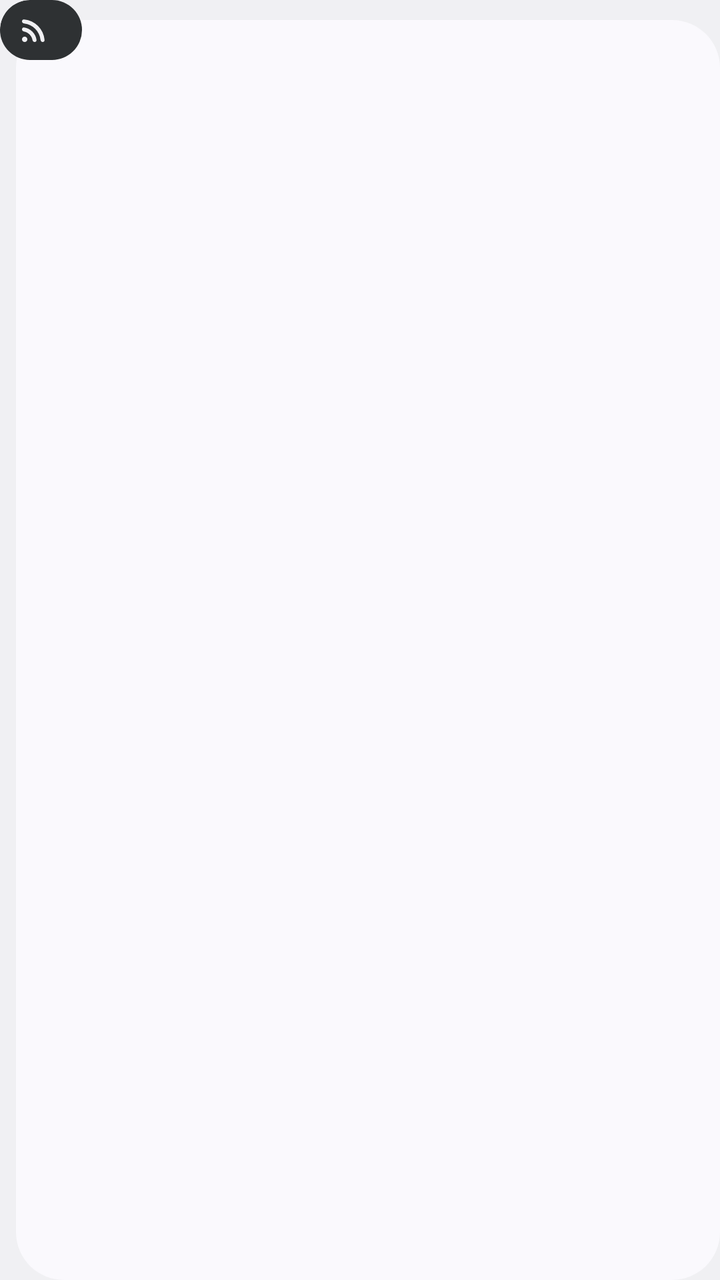
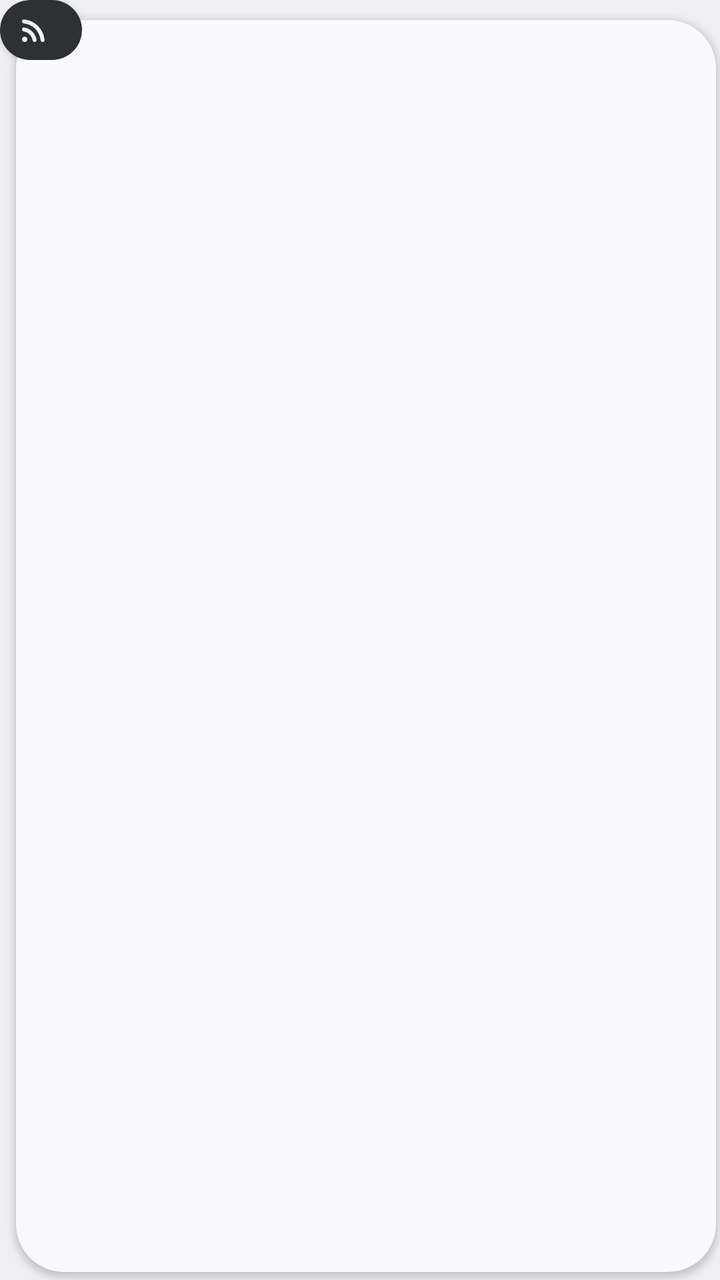

Compare the two renders of this Android layout. The source of the first and the diff that turns it into the second are given below.
<!-- AndroidManifest.xml: application theme Theme.News -->
<!-- res/layout/widget_newest_text.xml -->
<?xml version="1.0" encoding="utf-8"?>
<FrameLayout xmlns:android="http://schemas.android.com/apk/res/android"
    xmlns:tools="http://schemas.android.com/tools"
    tools:ignore="SpUsage,UselessParent,ContentDescription,HardcodedText"
    android:id="@android:id/background"
    android:layout_width="match_parent"
    android:layout_height="match_parent"
    android:background="@drawable/widget_floating_frame"
    android:clipToOutline="true">

    <LinearLayout
        android:id="@+id/frame"
        android:layout_width="match_parent"
        android:layout_height="match_parent"
        android:layout_marginStart="8dp"
        android:layout_marginTop="10dp"
        android:background="@drawable/widget_frame"
        android:orientation="vertical"
        android:paddingStart="14dp"
        android:paddingTop="26dp"
        android:paddingEnd="14dp"
        android:paddingBottom="14dp">

        <TextView
            android:id="@+id/feed"
            android:layout_width="match_parent"
            android:layout_height="wrap_content"
            android:ellipsize="end"
            android:includeFontPadding="false"
            android:letterSpacing="0.03"
            android:maxLines="1"
            android:textColor="@color/widget_on_surface_variant"
            android:textSize="12dp" />

        <TextView
            android:id="@+id/headline"
            android:layout_width="match_parent"
            android:layout_height="wrap_content"
            android:layout_marginTop="4dp"
            android:ellipsize="end"
            android:fontFamily="sans-serif-medium"
            android:includeFontPadding="false"
            android:lineSpacingExtra="2dp"
            android:maxLines="5"
            android:textColor="@color/widget_on_surface"
            android:textSize="17dp" />
    </LinearLayout>

    <include layout="@layout/widget_badge" />
</FrameLayout>
<!-- res/layout/widget_badge.xml (included above) -->
<?xml version="1.0" encoding="utf-8"?>
<LinearLayout xmlns:android="http://schemas.android.com/apk/res/android"
    xmlns:tools="http://schemas.android.com/tools"
    tools:ignore="SpUsage,ContentDescription,HardcodedText"
    android:id="@+id/badge"
    android:layout_width="wrap_content"
    android:layout_height="30dp"
    android:background="@drawable/widget_pill"
    android:gravity="center_vertical"
    android:orientation="horizontal"
    android:paddingStart="9dp"
    android:paddingEnd="12dp">

    <ImageView
        android:layout_width="16dp"
        android:layout_height="16dp"
        android:src="@drawable/ic_rss_feed"
        android:tint="@color/widget_inverse_on_surface"
        tools:ignore="UseAppTint" />

    <TextView
        android:id="@+id/badge_count"
        android:layout_width="wrap_content"
        android:layout_height="wrap_content"
        android:layout_marginStart="4dp"
        android:includeFontPadding="false"
        android:maxLines="1"
        android:text=""
        android:textColor="@color/widget_inverse_on_surface"
        android:textSize="15dp"
        android:textStyle="bold" />
</LinearLayout>
<!-- resources referenced by this layout -->
<resources>
  <color name="widget_inverse_on_surface">@android:color/system_neutral1_50</color>
  <color name="widget_on_surface">@android:color/system_on_surface_light</color>
  <color name="widget_on_surface_variant">@android:color/system_on_surface_variant_light</color>
  <!-- drawable ic_rss_feed (drawable) -->
  <vector xmlns:android="http://schemas.android.com/apk/res/android"
      android:width="24dp"
      android:height="24dp"
      android:viewportWidth="960"
      android:viewportHeight="960">
    <path
        android:fillColor="@android:color/white"
        android:pathData="M200,840Q167,840 143.5,816.5Q120,793 120,760Q120,727 143.5,703.5Q167,680 200,680Q233,680 256.5,703.5Q280,727 280,760Q280,793 256.5,816.5Q233,840 200,840ZM740,840Q714,840 696.5,821Q679,802 676,776Q665,679 623.5,594.5Q582,510 516,444Q450,378 365.5,336.5Q281,295 184,284Q158,281 139,263.5Q120,246 120,220Q120,194 138,177.5Q156,161 181,163Q304,174 411.5,225.5Q519,277 601,359Q683,441 734.5,548.5Q786,656 797,779Q799,804 782.5,822Q766,840 740,840ZM500,840Q475,840 457,822.5Q439,805 434,780Q425,731 402.5,689.5Q380,648 346,614Q312,580 270.5,557.5Q229,535 180,526Q155,521 137.5,503Q120,485 120,460Q120,434 138,417Q156,400 181,404Q254,414 317.5,446.5Q381,479 431,529Q481,579 513.5,642.5Q546,706 556,779Q560,804 543,822Q526,840 500,840Z"/>
  </vector>
  <!-- drawable widget_floating_frame (drawable) -->
  <?xml version="1.0" encoding="utf-8"?>
  <shape xmlns:android="http://schemas.android.com/apk/res/android" android:shape="rectangle">
      <corners android:radius="15dp" />
      <solid android:color="@android:color/transparent" />
  </shape>
  <!-- drawable widget_frame (drawable) -->
  <?xml version="1.0" encoding="utf-8"?>
  <shape xmlns:android="http://schemas.android.com/apk/res/android" android:shape="rectangle">
      <solid android:color="@color/widget_surface" />
      <corners android:radius="24dp" />
  </shape>
  <!-- drawable widget_pill (drawable) -->
  <?xml version="1.0" encoding="utf-8"?>
  <shape xmlns:android="http://schemas.android.com/apk/res/android" android:shape="rectangle">
      <solid android:color="@color/widget_inverse_surface" />
      <corners android:radius="20dp" />
  </shape>
  <style name="Theme.News" parent="@android:style/Theme.DeviceDefault.DayNight">
          <item name="android:windowActionBar">false</item>
          <item name="android:windowNoTitle">true</item>
      </style>
  <color name="widget_surface">@android:color/system_surface_light</color>
  <color name="widget_inverse_surface">@android:color/system_neutral1_800</color>
</resources>

<!-- the commit's change to res/layout/widget_newest_text.xml (unified diff, before → after) -->
@@ -6,6 +6,7 @@
     android:layout_width="match_parent"
     android:layout_height="match_parent"
     android:background="@drawable/widget_floating_frame"
+    android:clipChildren="false"
     android:clipToOutline="true">
 
     <LinearLayout
@@ -14,7 +15,10 @@
         android:layout_height="match_parent"
         android:layout_marginStart="8dp"
         android:layout_marginTop="10dp"
+        android:layout_marginEnd="2dp"
+        android:layout_marginBottom="4dp"
         android:background="@drawable/widget_frame"
+        android:elevation="2dp"
         android:orientation="vertical"
         android:paddingStart="14dp"
         android:paddingTop="26dp"
@@ -57,6 +61,7 @@
     android:layout_width="wrap_content"
     android:layout_height="30dp"
     android:background="@drawable/widget_pill"
+    android:elevation="2dp"
     android:gravity="center_vertical"
     android:orientation="horizontal"
     android:paddingStart="9dp"
